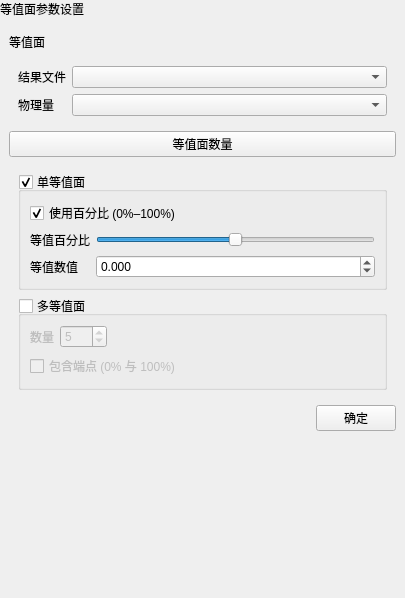
Qt form plugins/Base_PostProcessing/IsosurfaceSettingsWidget.ui (asd977/base_cae) before a commit.
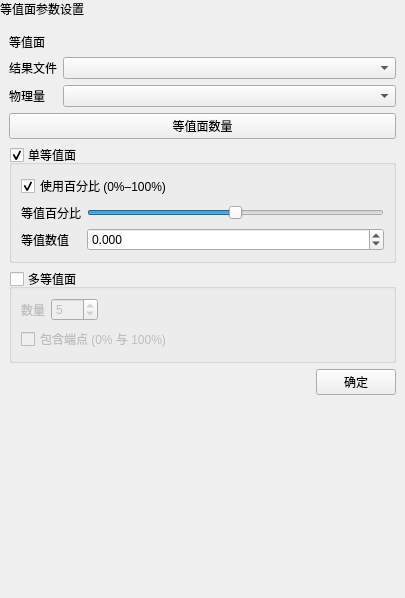
The same form after that commit.

Patch:
```diff
--- a/plugins/Base_PostProcessing/IsosurfaceSettingsWidget.ui
+++ b/plugins/Base_PostProcessing/IsosurfaceSettingsWidget.ui
@@ -106,6 +106,18 @@
           </property>
          </widget>
         </item>
+        <property name="leftMargin">
+         <number>0</number>
+        </property>
+        <property name="topMargin">
+         <number>0</number>
+        </property>
+        <property name="rightMargin">
+         <number>0</number>
+        </property>
+        <property name="bottomMargin">
+         <number>0</number>
+        </property>
        </layout>
       </widget>
      </item>
@@ -205,6 +217,18 @@
              </property>
             </widget>
            </item>
+           <property name="leftMargin">
+            <number>9</number>
+           </property>
+           <property name="topMargin">
+            <number>9</number>
+           </property>
+           <property name="rightMargin">
+            <number>9</number>
+           </property>
+           <property name="bottomMargin">
+            <number>9</number>
+           </property>
           </layout>
          </widget>
         </item>
@@ -261,6 +285,18 @@
                </property>
               </spacer>
              </item>
+             <property name="leftMargin">
+              <number>0</number>
+             </property>
+             <property name="topMargin">
+              <number>0</number>
+             </property>
+             <property name="rightMargin">
+              <number>0</number>
+             </property>
+             <property name="bottomMargin">
+              <number>0</number>
+             </property>
             </layout>
            </item>
            <item row="1" column="0">
@@ -273,9 +309,33 @@
              </property>
             </widget>
            </item>
+           <property name="leftMargin">
+            <number>9</number>
+           </property>
+           <property name="topMargin">
+            <number>9</number>
+           </property>
+           <property name="rightMargin">
+            <number>9</number>
+           </property>
+           <property name="bottomMargin">
+            <number>9</number>
+           </property>
           </layout>
          </widget>
         </item>
+        <property name="leftMargin">
+         <number>0</number>
+        </property>
+        <property name="topMargin">
+         <number>0</number>
+        </property>
+        <property name="rightMargin">
+         <number>0</number>
+        </property>
+        <property name="bottomMargin">
+         <number>0</number>
+        </property>
        </layout>
       </widget>
      </item>
@@ -304,6 +364,18 @@
          </property>
         </widget>
        </item>
+       <property name="leftMargin">
+        <number>0</number>
+       </property>
+       <property name="topMargin">
+        <number>0</number>
+       </property>
+       <property name="rightMargin">
+        <number>0</number>
+       </property>
+       <property name="bottomMargin">
+        <number>0</number>
+       </property>
       </layout>
      </item>
      <item>
```
